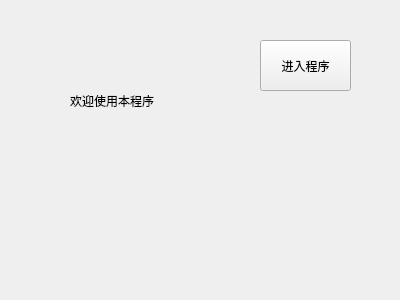
Qt form 代码/HelloQt/welcome.ui (wangzhanf/IMUFE) before a commit.
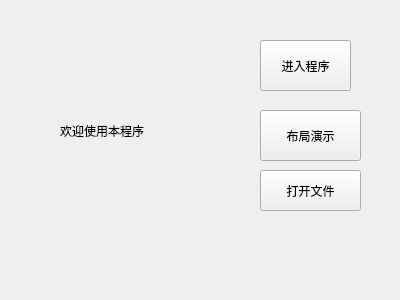
The same form after that commit.

Patch:
```diff
--- a/代码/HelloQt/welcome.ui
+++ b/代码/HelloQt/welcome.ui
@@ -16,8 +16,8 @@
   <widget class="QLabel" name="label">
    <property name="geometry">
     <rect>
-     <x>70</x>
-     <y>60</y>
+     <x>60</x>
+     <y>90</y>
      <width>181</width>
      <height>81</height>
     </rect>
@@ -39,6 +39,32 @@
     <string>进入程序</string>
    </property>
   </widget>
+  <widget class="QPushButton" name="layoutBtn">
+   <property name="geometry">
+    <rect>
+     <x>260</x>
+     <y>110</y>
+     <width>101</width>
+     <height>51</height>
+    </rect>
+   </property>
+   <property name="text">
+    <string>布局演示</string>
+   </property>
+  </widget>
+  <widget class="QPushButton" name="openBtn">
+   <property name="geometry">
+    <rect>
+     <x>260</x>
+     <y>170</y>
+     <width>101</width>
+     <height>41</height>
+    </rect>
+   </property>
+   <property name="text">
+    <string>打开文件</string>
+   </property>
+  </widget>
  </widget>
  <resources/>
  <connections/>
```
